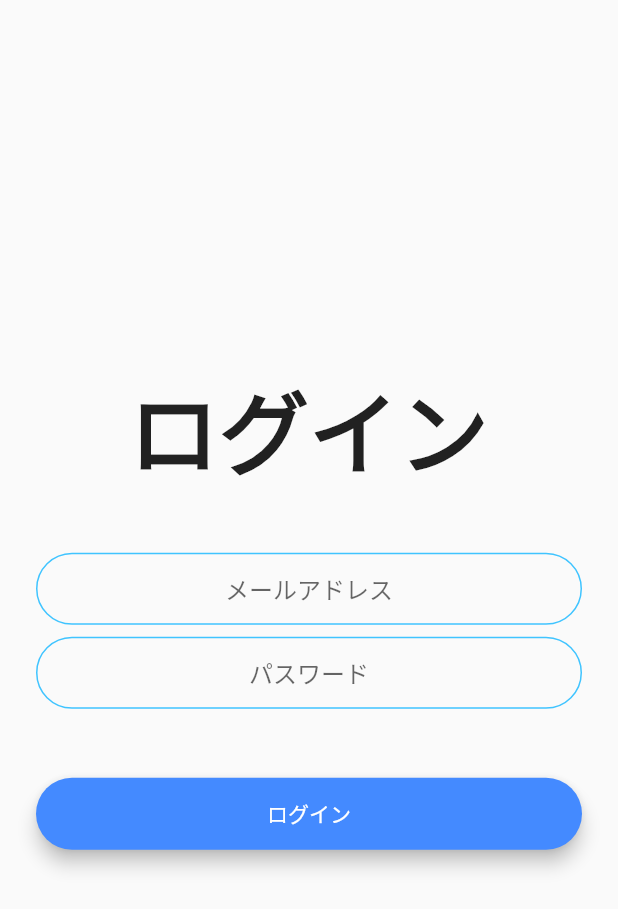
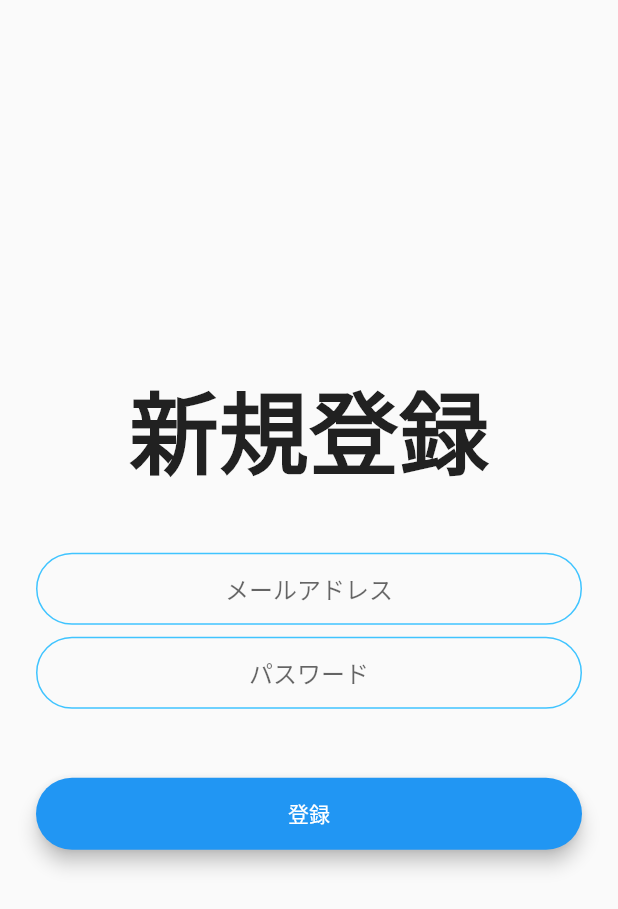
Before and after one commit to al-rosa/flutter-emotion-sharing, a Flutter app: the screen it shows after launch, on a phone screen of 412 x 824 dp. Shown: the top 909 px of the screen. Run offline on Flutter 3.47's test engine with Material 2 defaults, Android fonts, the phone set to English and light mode, and no system bars; our stand-ins replace firebase_auth, firebase_core, modal_progress_hud; accounts and stored records are empty.

Commit message:
create registration page

```diff
--- a/lib/main.dart
+++ b/lib/main.dart
@@ -1,6 +1,7 @@
 import 'package:firebase_core/firebase_core.dart';
 import 'package:flutter/material.dart';
 import 'package:flutter_emotion_sharing/screens/login_screen.dart';
+import 'package:flutter_emotion_sharing/screens/registration_screen.dart';
 
 Future<void> main() async {
   WidgetsFlutterBinding.ensureInitialized();
@@ -17,9 +18,10 @@ class MyApp extends StatelessWidget {
           primarySwatch: Colors.blue,
           visualDensity: VisualDensity.adaptivePlatformDensity,
         ),
-        initialRoute: LoginScreen.id,
+        initialRoute: RegistrationScreen.id,
         routes: {
           LoginScreen.id: (context) => LoginScreen(),
+          RegistrationScreen.id: (context) => RegistrationScreen(),
         });
   }
 }
--- /dev/null
+++ b/lib/screens/registration_screen.dart
@@ -0,0 +1,95 @@
+import 'package:flutter/material.dart';
+import 'package:modal_progress_hud/modal_progress_hud.dart';
+import 'package:firebase_auth/firebase_auth.dart';
+
+import '../components/rounded_button.dart';
+import 'package:flutter_emotion_sharing/constants.dart';
+
+class RegistrationScreen extends StatefulWidget {
+  static String id = 'registration_screen';
+
+  @override
+  _RegistrationScreenState createState() => _RegistrationScreenState();
+}
+
+class _RegistrationScreenState extends State<RegistrationScreen> {
+  FirebaseAuth _auth = FirebaseAuth.instance;
+  bool showSpinner = false;
+  String email;
+  String password;
+
+  @override
+  Widget build(BuildContext context) {
+    return Scaffold(
+      body: ModalProgressHUD(
+        inAsyncCall: showSpinner,
+        child: Padding(
+          padding: EdgeInsets.symmetric(horizontal: 24.0),
+          child: Column(
+            mainAxisAlignment: MainAxisAlignment.center,
+            crossAxisAlignment: CrossAxisAlignment.stretch,
+            children: [
+              Text(
+                '新規登録',
+                style: TextStyle(fontSize: 60, fontWeight: FontWeight.w900),
+                textAlign: TextAlign.center,
+              ),
+              SizedBox(
+                height: 38.0,
+              ),
+              TextField(
+                keyboardType: TextInputType.emailAddress,
+                textAlign: TextAlign.center,
+                onChanged: (value) {
+                  email = value;
+                },
+                decoration: kTextFieldDecoration.copyWith(hintText: 'メールアドレス'),
+              ),
+              SizedBox(
+                height: 8.0,
+              ),
+              TextField(
+                obscureText: true,
+                textAlign: TextAlign.center,
+                onChanged: (value) {
+                  password = value;
+                },
+                decoration: kTextFieldDecoration.copyWith(hintText: 'パスワード'),
+              ),
+              SizedBox(
+                height: 30.0,
+              ),
+              RoundedButton(
+                title: '登録',
+                color: Colors.blue,
+                onPressed: () async {
+                  setState(() {
+                    showSpinner = true;
+                  });
+
+                  try {
+                    final newUser = await _auth.createUserWithEmailAndPassword(
+                        email: email, password: password);
+
+                    if (newUser != null) {
+                      setState(() {
+                        showSpinner = false;
+                      });
+                      print('成功');
+                    }
+                  } on FirebaseAuthException catch (e) {
+                    if (e.code == 'user-not-found') {
+                      print('No user found for that email.');
+                    } else if (e.code == 'wrong-password') {
+                      print('Wrong password provided for that user.');
+                    }
+                  }
+                },
+              ),
+            ],
+          ),
+        ),
+      ),
+    );
+  }
+}
```
